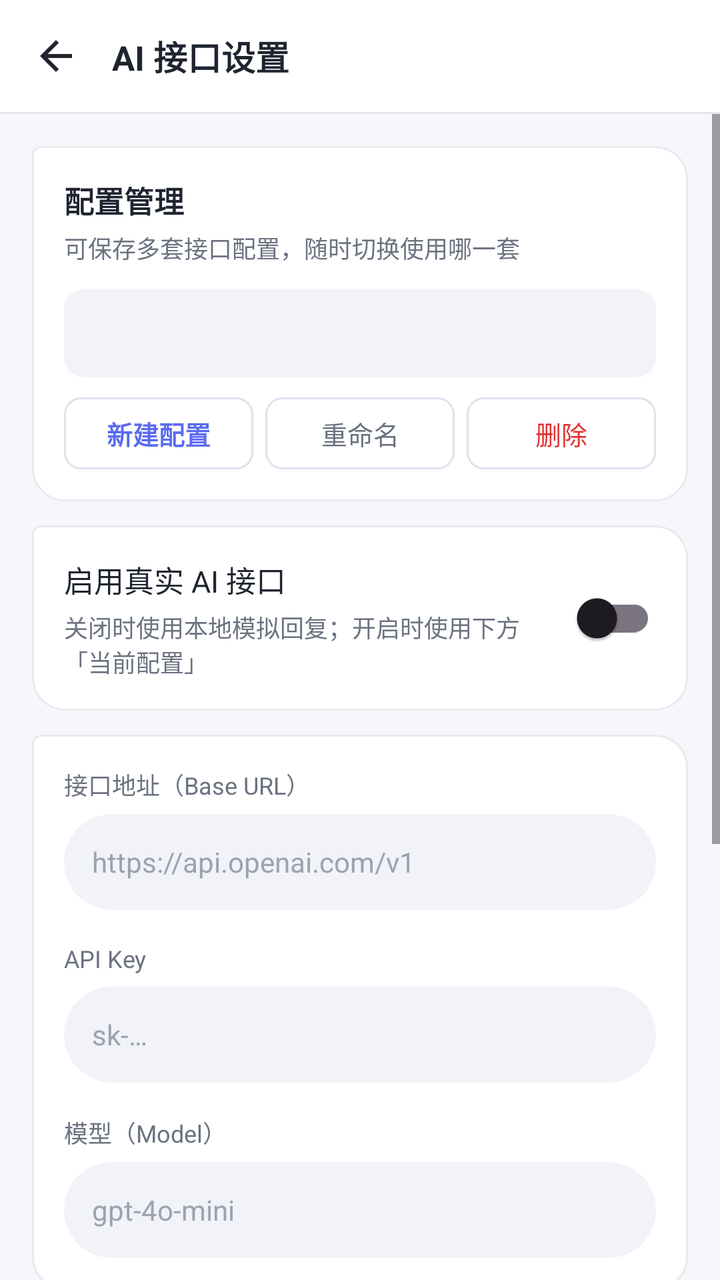
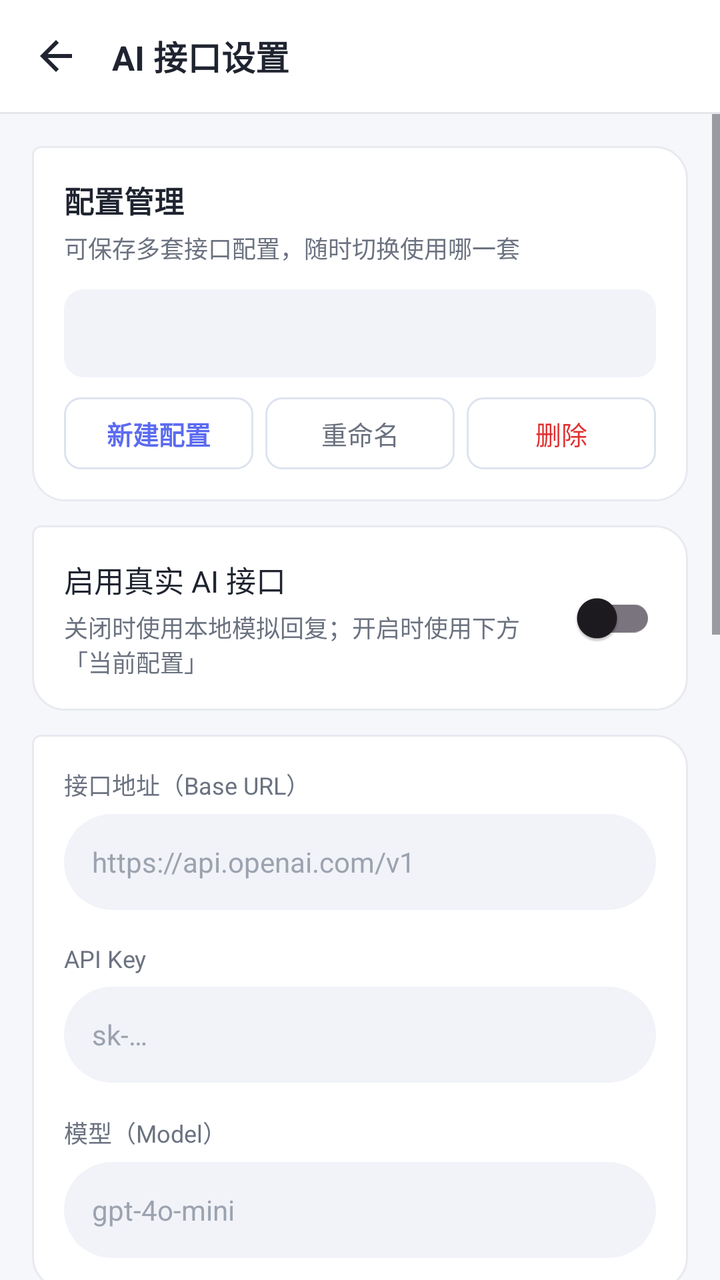

An Android layout rendered at two revisions. The XML below is the earlier revision; the diff shows what the commit changed to produce the second picture.
<!-- AndroidManifest.xml: application theme Theme.DoudouX -->
<!-- res/layout/activity_api_settings.xml -->
<?xml version="1.0" encoding="utf-8"?>
<LinearLayout xmlns:android="http://schemas.android.com/apk/res/android"
    android:layout_width="match_parent"
    android:layout_height="match_parent"
    android:background="@color/bg_page"
    android:fitsSystemWindows="true"
    android:orientation="vertical">

    
    <LinearLayout
        android:layout_width="match_parent"
        android:layout_height="56dp"
        android:background="@color/bg_white"
        android:gravity="center_vertical"
        android:orientation="horizontal"
        android:paddingStart="8dp"
        android:paddingEnd="16dp">

        <ImageButton
            android:id="@+id/btnBack"
            android:layout_width="40dp"
            android:layout_height="40dp"
            android:background="?attr/selectableItemBackgroundBorderless"
            android:contentDescription="@string/action_back"
            android:src="@drawable/ic_back" />

        <TextView
            android:layout_width="wrap_content"
            android:layout_height="wrap_content"
            android:layout_marginStart="8dp"
            android:text="@string/api_settings_title"
            android:textColor="@color/text_primary"
            android:textSize="17sp"
            android:textStyle="bold" />
    </LinearLayout>

    <View
        android:layout_width="match_parent"
        android:layout_height="1dp"
        android:background="@color/divider" />

    <ScrollView
        android:layout_width="match_parent"
        android:layout_height="match_parent"
        android:fillViewport="true">

        <LinearLayout
            android:layout_width="match_parent"
            android:layout_height="wrap_content"
            android:orientation="vertical"
            android:padding="16dp">

            
            <LinearLayout
                android:layout_width="match_parent"
                android:layout_height="wrap_content"
                android:background="@drawable/bubble_ai"
                android:orientation="vertical"
                android:padding="16dp">

                <TextView
                    android:layout_width="wrap_content"
                    android:layout_height="wrap_content"
                    android:text="@string/api_profile_section"
                    android:textColor="@color/text_primary"
                    android:textSize="15sp"
                    android:textStyle="bold" />

                <TextView
                    android:layout_width="wrap_content"
                    android:layout_height="wrap_content"
                    android:layout_marginTop="4dp"
                    android:text="@string/api_profile_section_subtitle"
                    android:textColor="@color/text_secondary"
                    android:textSize="12sp" />

                <LinearLayout
                    android:layout_width="match_parent"
                    android:layout_height="44dp"
                    android:layout_marginTop="12dp"
                    android:background="@drawable/bg_spinner_field"
                    android:gravity="center_vertical"
                    android:orientation="horizontal"
                    android:paddingStart="10dp"
                    android:paddingEnd="4dp">

                    <Spinner
                        android:id="@+id/spinnerProfile"
                        android:layout_width="0dp"
                        android:layout_height="match_parent"
                        android:layout_weight="1"
                        android:background="@null" />
                </LinearLayout>

                <LinearLayout
                    android:layout_width="match_parent"
                    android:layout_height="wrap_content"
                    android:layout_marginTop="10dp"
                    android:orientation="horizontal">

                    <TextView
                        android:id="@+id/btnNewProfile"
                        android:layout_width="0dp"
                        android:layout_height="36dp"
                        android:layout_marginEnd="6dp"
                        android:layout_weight="1"
                        android:background="@drawable/bg_chip_button"
                        android:gravity="center"
                        android:text="@string/api_profile_new"
                        android:textColor="@color/primary"
                        android:textSize="13sp"
                        android:textStyle="bold" />

                    <TextView
                        android:id="@+id/btnRenameProfile"
                        android:layout_width="0dp"
                        android:layout_height="36dp"
                        android:layout_marginEnd="6dp"
                        android:layout_weight="1"
                        android:background="@drawable/bg_chip_button"
                        android:gravity="center"
                        android:text="@string/api_profile_rename"
                        android:textColor="@color/text_secondary"
                        android:textSize="13sp" />

                    <TextView
                        android:id="@+id/btnDeleteProfile"
                        android:layout_width="0dp"
                        android:layout_height="36dp"
                        android:layout_weight="1"
                        android:background="@drawable/bg_chip_button"
                        android:gravity="center"
                        android:text="@string/api_profile_delete"
                        android:textColor="@color/danger"
                        android:textSize="13sp" />
                </LinearLayout>
            </LinearLayout>

            
            <LinearLayout
                android:layout_width="match_parent"
                android:layout_height="wrap_content"
                android:layout_marginTop="12dp"
                android:background="@drawable/bubble_ai"
                android:gravity="center_vertical"
                android:orientation="horizontal"
                android:padding="16dp">

                <LinearLayout
                    android:layout_width="0dp"
                    android:layout_height="wrap_content"
                    android:layout_weight="1"
                    android:orientation="vertical">

                    <TextView
                        android:layout_width="wrap_content"
                        android:layout_height="wrap_content"
                        android:text="@string/api_enable"
                        android:textColor="@color/text_primary"
                        android:textSize="15sp" />

                    <TextView
                        android:layout_width="wrap_content"
                        android:layout_height="wrap_content"
                        android:layout_marginTop="4dp"
                        android:text="@string/api_enable_subtitle"
                        android:textColor="@color/text_secondary"
                        android:textSize="12sp" />
                </LinearLayout>

                <androidx.appcompat.widget.SwitchCompat
                    android:id="@+id/switchEnableApi"
                    android:layout_width="wrap_content"
                    android:layout_height="wrap_content" />
            </LinearLayout>

            
            <LinearLayout
                android:layout_width="match_parent"
                android:layout_height="wrap_content"
                android:layout_marginTop="12dp"
                android:background="@drawable/bubble_ai"
                android:orientation="vertical"
                android:padding="16dp">

                <TextView
                    android:layout_width="wrap_content"
                    android:layout_height="wrap_content"
                    android:text="@string/api_base_url"
                    android:textColor="@color/text_secondary"
                    android:textSize="12sp" />

                <EditText
                    android:id="@+id/etBaseUrl"
                    android:layout_width="match_parent"
                    android:layout_height="48dp"
                    android:layout_marginTop="6dp"
                    android:background="@drawable/bg_input"
                    android:hint="@string/api_base_url_hint"
                    android:importantForAutofill="no"
                    android:inputType="textUri"
                    android:paddingStart="14dp"
                    android:paddingEnd="14dp"
                    android:textColor="@color/text_primary"
                    android:textColorHint="@color/text_hint"
                    android:textSize="14sp" />

                <TextView
                    android:layout_width="wrap_content"
                    android:layout_height="wrap_content"
                    android:layout_marginTop="16dp"
                    android:text="@string/api_key"
                    android:textColor="@color/text_secondary"
                    android:textSize="12sp" />

                <EditText
                    android:id="@+id/etApiKey"
                    android:layout_width="match_parent"
                    android:layout_height="48dp"
                    android:layout_marginTop="6dp"
                    android:background="@drawable/bg_input"
                    android:hint="@string/api_key_hint"
                    android:importantForAutofill="no"
                    android:inputType="textVisiblePassword"
                    android:paddingStart="14dp"
                    android:paddingEnd="14dp"
                    android:textColor="@color/text_primary"
                    android:textColorHint="@color/text_hint"
                    android:textSize="14sp" />

                <TextView
                    android:layout_width="wrap_content"
                    android:layout_height="wrap_content"
                    android:layout_marginTop="16dp"
                    android:text="@string/api_model"
                    android:textColor="@color/text_secondary"
                    android:textSize="12sp" />

                <EditText
                    android:id="@+id/etModel"
                    android:layout_width="match_parent"
                    android:layout_height="48dp"
                    android:layout_marginTop="6dp"
                    android:background="@drawable/bg_input"
                    android:hint="@string/api_model_hint"
                    android:importantForAutofill="no"
                    android:inputType="text"
                    android:paddingStart="14dp"
                    android:paddingEnd="14dp"
                    android:textColor="@color/text_primary"
                    android:textColorHint="@color/text_hint"
                    android:textSize="14sp" />
            </LinearLayout>

            
            <TextView
                android:id="@+id/btnSaveApi"
                android:layout_width="match_parent"
                android:layout_height="48dp"
                android:layout_marginTop="16dp"
                android:background="@drawable/bg_login_button"
                android:gravity="center"
                android:text="@string/api_save"
                android:textColor="@color/text_on_primary"
                android:textSize="16sp"
                android:textStyle="bold" />

            
            <TextView
                android:id="@+id/btnTestApi"
                android:layout_width="match_parent"
                android:layout_height="48dp"
                android:layout_marginTop="10dp"
                android:background="@drawable/bubble_ai"
                android:gravity="center"
                android:text="@string/api_test"
                android:textColor="@color/primary"
                android:textSize="15sp"
                android:textStyle="bold" />

            
            <TextView
                android:layout_width="match_parent"
                android:layout_height="wrap_content"
                android:layout_marginTop="16dp"
                android:lineSpacingMultiplier="1.5"
                android:text="@string/api_desc"
                android:textColor="@color/text_hint"
                android:textSize="12sp" />
        </LinearLayout>
    </ScrollView>
</LinearLayout>
<!-- resources referenced by this layout -->
<resources>
  <color name="bg_page">#F6F7FB</color>
  <color name="bg_white">#FFFFFF</color>
  <color name="danger">#E03131</color>
  <color name="divider">#E5E7EB</color>
  <color name="primary">#5B6BF0</color>
  <color name="text_hint">#9CA3AF</color>
  <color name="text_on_primary">#FFFFFF</color>
  <color name="text_primary">#1F2430</color>
  <color name="text_secondary">#6B7280</color>
  <!-- drawable bg_chip_button (drawable) -->
  <?xml version="1.0" encoding="utf-8"?>
  <shape xmlns:android="http://schemas.android.com/apk/res/android"
      android:shape="rectangle">
      <solid android:color="@color/bg_white" />
      <stroke
          android:width="1dp"
          android:color="#DDE3EF" />
      <corners android:radius="8dp" />
  </shape>
  <!-- drawable bg_input (drawable) -->
  <?xml version="1.0" encoding="utf-8"?>
  <shape xmlns:android="http://schemas.android.com/apk/res/android"
      android:shape="rectangle">
      <solid android:color="@color/bg_input" />
      <corners android:radius="24dp" />
  </shape>
  <!-- drawable bg_login_button (drawable) -->
  <?xml version="1.0" encoding="utf-8"?>
  <shape xmlns:android="http://schemas.android.com/apk/res/android"
      android:shape="rectangle">
      <solid android:color="@color/primary" />
      <corners android:radius="24dp" />
  </shape>
  <!-- drawable bg_spinner_field (drawable) -->
  <?xml version="1.0" encoding="utf-8"?>
  <shape xmlns:android="http://schemas.android.com/apk/res/android"
      android:shape="rectangle">
      <solid android:color="@color/bg_input" />
      <corners android:radius="10dp" />
  </shape>
  <!-- drawable ic_back (drawable) -->
  <?xml version="1.0" encoding="utf-8"?>
  <vector xmlns:android="http://schemas.android.com/apk/res/android"
      android:width="24dp"
      android:height="24dp"
      android:viewportWidth="24"
      android:viewportHeight="24">
      <path
          android:fillColor="#1F2430"
          android:pathData="M20,11 L7.83,11 13.42,5.41 12,4 4,12 12,20 13.41,18.59 7.83,13 20,13 Z" />
  </vector>
  <string name="action_back">返回</string>
  <string name="api_base_url">接口地址（Base URL）</string>
  <string name="api_base_url_hint">https://api.openai.com/v1</string>
  <string name="api_desc">支持所有 OpenAI 兼容接口（/chat/completions，SSE 流式）。\n\n· 官方接口：https://api.openai.com/v1\n· DeepSeek：https://api.deepseek.com/v1\n· 其他兼容服务填写对应 Base URL 即可\n\n对话页中长按 AI 消息可查看接口原始返回。</string>
  <string name="api_enable">启用真实 AI 接口</string>
  <string name="api_enable_subtitle">关闭时使用本地模拟回复；开启时使用下方「当前配置」</string>
  <string name="api_key">API Key</string>
  <string name="api_key_hint">sk-…</string>
  <string name="api_model">模型（Model）</string>
  <string name="api_model_hint">gpt-4o-mini</string>
  <string name="api_profile_delete">删除</string>
  <string name="api_profile_new">新建配置</string>
  <string name="api_profile_rename">重命名</string>
  <string name="api_profile_section">配置管理</string>
  <string name="api_profile_section_subtitle">可保存多套接口配置，随时切换使用哪一套</string>
  <string name="api_save">保 存</string>
  <string name="api_settings_title">AI 接口设置</string>
  <string name="api_test">测试连接</string>
  <color name="bg_input">#F1F3F9</color>
  <color name="bg_bubble_ai">#FFFFFF</color>
  <color name="stroke_bubble">#E8EAf0</color>
  <dimen name="bubble_radius">16dp</dimen>
  <color name="primary_dark">#4758D8</color>
  <color name="accent">#875BFA</color>
  <!-- unchanged entries left out for length: 2 -->
</resources>

<!-- the commit's change to res/layout/activity_api_settings.xml (unified diff, before → after) -->
@@ -253,6 +253,146 @@
             </LinearLayout>
 
             
+            <LinearLayout
+                android:layout_width="match_parent"
+                android:layout_height="wrap_content"
+                android:layout_marginTop="12dp"
+                android:background="@drawable/bubble_ai"
+                android:orientation="vertical"
+                android:padding="16dp">
+
+                <TextView
+                    android:layout_width="wrap_content"
+                    android:layout_height="wrap_content"
+                    android:text="@string/api_model_params_section"
+                    android:textColor="@color/text_primary"
+                    android:textSize="15sp"
+                    android:textStyle="bold" />
+
+                <TextView
+                    android:layout_width="wrap_content"
+                    android:layout_height="wrap_content"
+                    android:layout_marginTop="4dp"
+                    android:text="@string/api_model_params_subtitle"
+                    android:textColor="@color/text_secondary"
+                    android:textSize="12sp" />
+
+                <TextView
+                    android:layout_width="wrap_content"
+                    android:layout_height="wrap_content"
+                    android:layout_marginTop="14dp"
+                    android:text="@string/api_system_prompt"
+                    android:textColor="@color/text_secondary"
+                    android:textSize="12sp" />
+
+                <EditText
+                    android:id="@+id/etSystemPrompt"
+                    android:layout_width="match_parent"
+                    android:layout_height="wrap_content"
+                    android:layout_marginTop="6dp"
+                    android:background="@drawable/bg_spinner_field"
+                    android:gravity="top|start"
+                    android:hint="@string/api_system_prompt_hint"
+                    android:importantForAutofill="no"
+                    android:inputType="textMultiLine"
+                    android:maxLines="6"
+                    android:minLines="3"
+                    android:padding="12dp"
+                    android:textColor="@color/text_primary"
+                    android:textColorHint="@color/text_hint"
+                    android:textSize="14sp" />
+
+                <LinearLayout
+                    android:layout_width="match_parent"
+                    android:layout_height="wrap_content"
+                    android:layout_marginTop="14dp"
+                    android:orientation="horizontal">
+
+                    <LinearLayout
+                        android:layout_width="0dp"
+                        android:layout_height="wrap_content"
+                        android:layout_marginEnd="10dp"
+                        android:layout_weight="1"
+                        android:orientation="vertical">
+
+                        <TextView
+                            android:layout_width="wrap_content"
+                            android:layout_height="wrap_content"
+                            android:text="@string/api_temperature"
+                            android:textColor="@color/text_secondary"
+                            android:textSize="12sp" />
+
+                        <EditText
+                            android:id="@+id/etTemperature"
+                            android:layout_width="match_parent"
+                            android:layout_height="48dp"
+                            android:layout_marginTop="6dp"
+                            android:background="@drawable/bg_input"
+                            android:hint="@string/api_temperature_hint"
+                            android:importantForAutofill="no"
+                            android:inputType="numberDecimal"
+                            android:paddingStart="12dp"
+                            android:paddingEnd="12dp"
+                            android:textColor="@color/text_primary"
+                            android:textColorHint="@color/text_hint"
+                            android:textSize="14sp" />
+                    </LinearLayout>
+
+                    <LinearLayout
+                        android:layout_width="0dp"
+                        android:layout_height="wrap_content"
+                        android:layout_weight="1"
+                        android:orientation="vertical">
+
+                        <TextView
+                            android:layout_width="wrap_content"
+                            android:layout_height="wrap_content"
+                            android:text="@string/api_top_p"
+                            android:textColor="@color/text_secondary"
+                            android:textSize="12sp" />
+
+                        <EditText
+                            android:id="@+id/etTopP"
+                            android:layout_width="match_parent"
+                            android:layout_height="48dp"
+                            android:layout_marginTop="6dp"
+                            android:background="@drawable/bg_input"
+                            android:hint="@string/api_top_p_hint"
+                            android:importantForAutofill="no"
+                            android:inputType="numberDecimal"
+                            android:paddingStart="12dp"
+                            android:paddingEnd="12dp"
+                            android:textColor="@color/text_primary"
+                            android:textColorHint="@color/text_hint"
+                            android:textSize="14sp" />
+                    </LinearLayout>
+                </LinearLayout>
+
+                <TextView
+                    android:layout_width="wrap_content"
+                    android:layout_height="wrap_content"
+                    android:layout_marginTop="14dp"
+                    android:text="@string/api_max_tokens"
+                    android:textColor="@color/text_secondary"
+                    android:textSize="12sp" />
+
+                <EditText
+                    android:id="@+id/etMaxTokens"
+                    android:layout_width="match_parent"
+                    android:layout_height="48dp"
+                    android:layout_marginTop="6dp"
+                    android:background="@drawable/bg_input"
+                    android:hint="@string/api_max_tokens_hint"
+                    android:importantForAutofill="no"
+                    android:inputType="number"
+                    android:paddingStart="12dp"
+                    android:paddingEnd="12dp"
+                    android:textColor="@color/text_primary"
+                    android:textColorHint="@color/text_hint"
+                    android:textSize="14sp" />
+            </LinearLayout>
+
+            
             <TextView
                 android:id="@+id/btnSaveApi"
                 android:layout_width="match_parent"
<!-- resource entries referenced after the edit -->
@@ -59,8 +59,12 @@
   <string name="api_enable_subtitle">关闭时使用本地模拟回复；开启时使用下方「当前配置」</string>
   <string name="api_key">API Key</string>
   <string name="api_key_hint">sk-…</string>
+  <string name="api_max_tokens">最大输出 Token</string>
+  <string name="api_max_tokens_hint">留空表示不限制</string>
   <string name="api_model">模型（Model）</string>
   <string name="api_model_hint">gpt-4o-mini</string>
+  <string name="api_model_params_section">模型参数</string>
+  <string name="api_model_params_subtitle">留空的项不会下发给接口，使用服务端默认值</string>
   <string name="api_profile_delete">删除</string>
   <string name="api_profile_new">新建配置</string>
   <string name="api_profile_rename">重命名</string>
@@ -68,7 +72,13 @@
   <string name="api_profile_section_subtitle">可保存多套接口配置，随时切换使用哪一套</string>
   <string name="api_save">保 存</string>
   <string name="api_settings_title">AI 接口设置</string>
+  <string name="api_system_prompt">系统提示词（System Prompt）</string>
+  <string name="api_system_prompt_hint">给模型设定角色、语气与回答风格，可留空</string>
+  <string name="api_temperature">温度（Temperature）</string>
+  <string name="api_temperature_hint">0 ~ 2，如 0.7；留空使用服务端默认</string>
   <string name="api_test">测试连接</string>
+  <string name="api_top_p">核采样（Top P）</string>
+  <string name="api_top_p_hint">0 ~ 1，如 0.9；留空使用服务端默认</string>
   <color name="bg_input">#F1F3F9</color>
   <color name="bg_bubble_ai">#FFFFFF</color>
   <color name="stroke_bubble">#E8EAf0</color>
